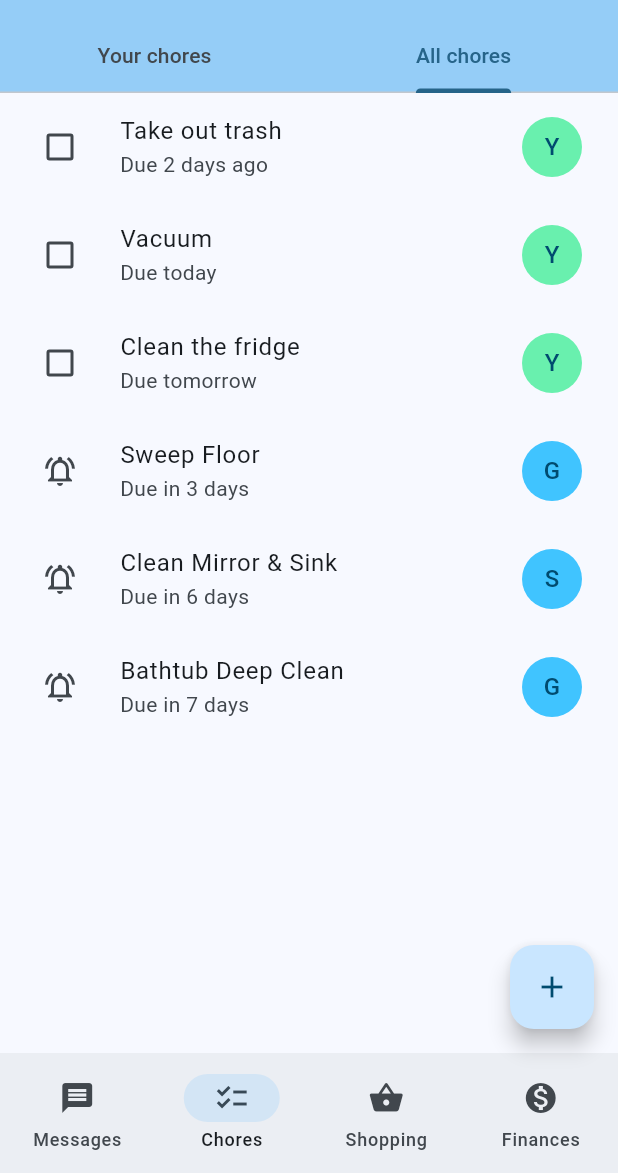
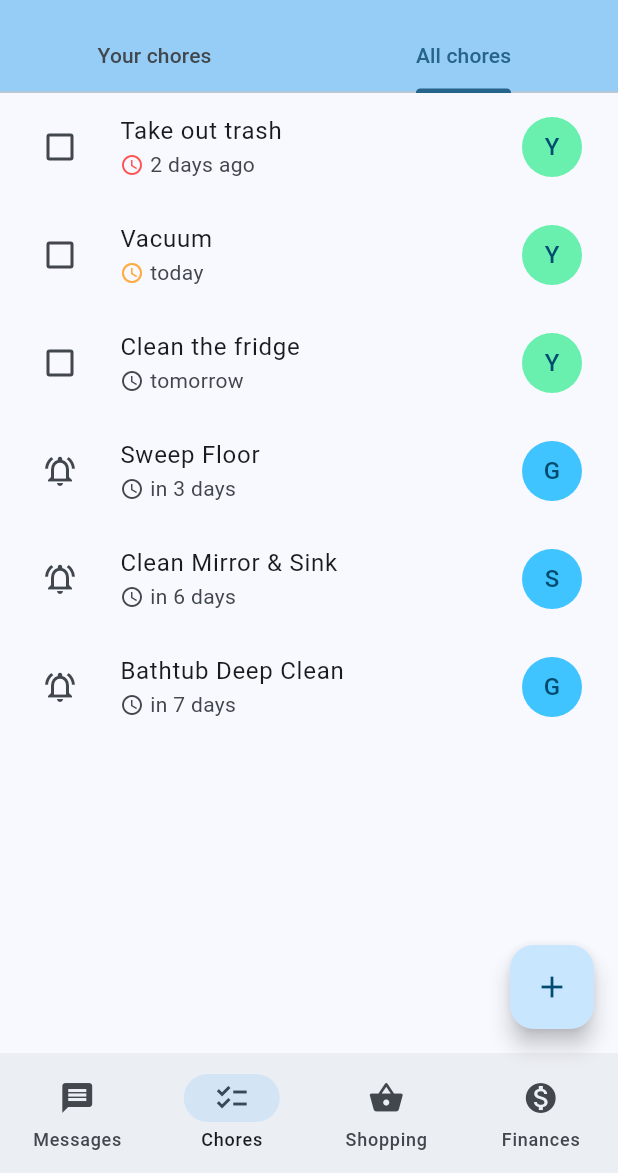
Before and after one commit to duxirosenberg/hci-project-hci2023-group-25, a Flutter app: the screen it shows after launch, tab 2 chosen, on a phone screen of 412 x 824 dp, the part 63-1236 px from its top. Run offline on Flutter 3.47's test engine with Material 2 defaults, Android fonts, the phone set to English and light mode, and no system bars; drawn by our look-alikes of animated_list_plus.

Commit message:
improve visibility of due date

```diff
--- a/code/lib/widgets/chore_tile.dart
+++ b/code/lib/widgets/chore_tile.dart
@@ -6,14 +6,25 @@ import 'package:provider/provider.dart';
 
 class ChoreTile extends StatelessWidget {
   final Chore chore;
-
   const ChoreTile({super.key, required this.chore});
 
   @override
   Widget build(BuildContext context) {
     return ListTile(
       title: Text(chore.name),
-      subtitle: Text("Due ${chore.dueString}"),
+      subtitle: Row(
+        children: [
+          Icon(
+            Icons.access_time,
+            size: (Theme.of(context).textTheme.bodyMedium?.fontSize ?? 14) + 2,
+            color: chore.dueColor,
+          ),
+          const SizedBox(
+            width: 4,
+          ),
+          Text(chore.dueString),
+        ],
+      ),
       leading: CheckboxOrBell(chore: chore),
       trailing: Row(
         mainAxisSize: MainAxisSize.min,
```
